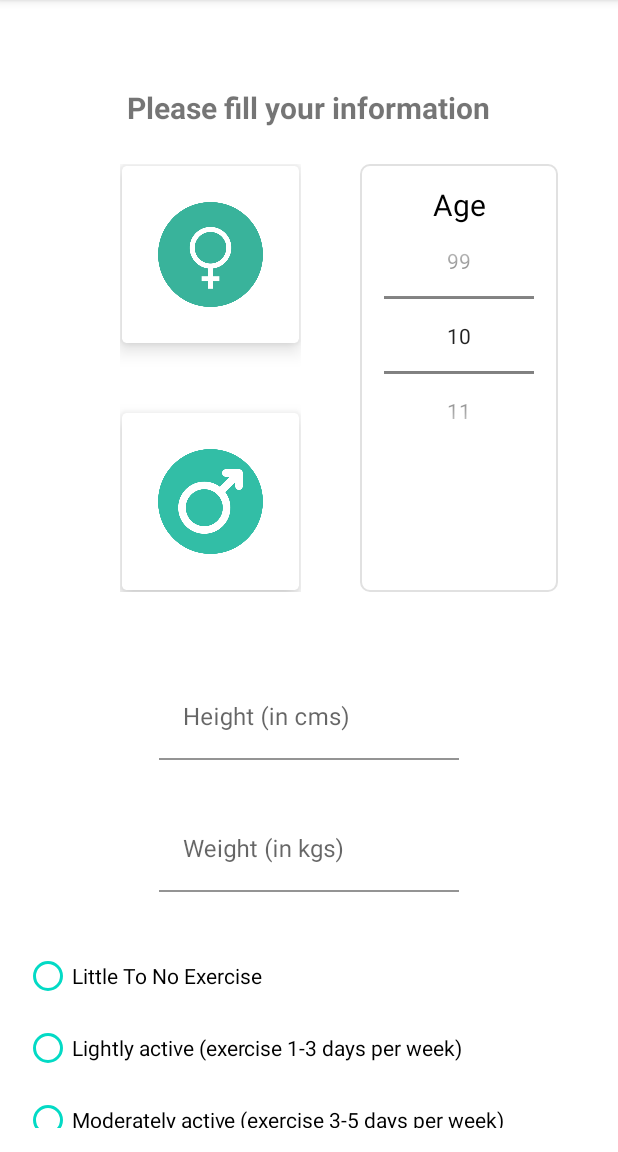
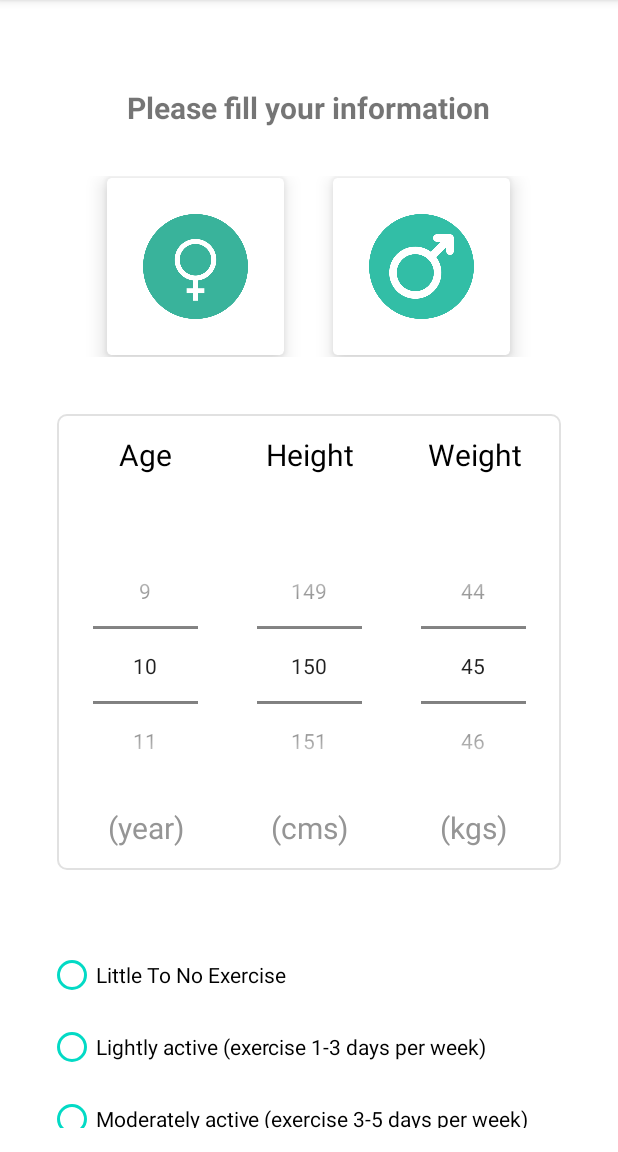
Before and after one commit to SiriZim37/Calorie-Me, an Android app: the screen it shows after launch (BmiActivity), after a tap on "Calorien", on a phone screen of 412 x 824 dp, the part 84-1236 px from its top. Run offline under Robolectric (Android 15) with nearby library versions, the phone set to English and light mode, and no system bars.

Commit message:
**Add :**
**Modify :*Edit calorie menu , set picker nummer for weight und height *

**Delete : **

*Note*

```diff
--- a/app/src/main/java/de/calorieme/modules/calcalorien/BmiActivity.kt
+++ b/app/src/main/java/de/calorieme/modules/calcalorien/BmiActivity.kt
@@ -5,7 +5,6 @@ import android.content.Intent
 import android.os.Bundle
 import android.os.Handler
 import android.view.View
-import android.widget.NumberPicker
 import android.widget.ProgressBar
 import android.widget.Toast
 import androidx.appcompat.app.AppCompatActivity
@@ -21,6 +20,8 @@ class BmiActivity  : AppCompatActivity(){
     lateinit var progressBar: ProgressBar
     var i = 0
     var aGE = 0
+    var hEIGHT = 0
+    var wEIGHT = 0
     var gendertype : String= ""
 
     private val viewModel by lazy {
@@ -45,6 +46,7 @@ class BmiActivity  : AppCompatActivity(){
 
         progressBar = findViewById(R.id.progress_circular)
         progress_layout.visibility = View.GONE
+        configPickerNummer()
 
         if(data_id == "F"){
             img_fm.visibility = View.VISIBLE
@@ -76,40 +78,59 @@ class BmiActivity  : AppCompatActivity(){
             value = 1.90f
         }
 
-        filter_picker.maxValue = 99
-        filter_picker.minValue = 10
-        filter_picker.value = 10
-
-        filter_picker.setOnValueChangedListener { picker, oldVal, newVal ->
-            aGE = newVal
-//            Toast.makeText(this, aGE.toString(), Toast.LENGTH_LONG).show()
-            //Display the newly selected number to text view
-//            text_view.text = "Selected Value : $newVal"
-        }
 
         select_fm.setOnClickListener {
             gendertype = "F"
-            li_fm.setBackgroundColor(ContextCompat.getColor(this@BmiActivity, R.color.normalblue))
+            li_fm.setBackgroundColor(ContextCompat.getColor(this@BmiActivity, R.color.teal_700))
             li_m.setBackgroundColor(ContextCompat.getColor(this@BmiActivity, R.color.white))
         }
         select_m.setOnClickListener {
             gendertype = "M"
-            li_m.setBackgroundColor(ContextCompat.getColor(this@BmiActivity, R.color.normalblue))
+            li_m.setBackgroundColor(ContextCompat.getColor(this@BmiActivity, R.color.teal_700))
             li_fm.setBackgroundColor(ContextCompat.getColor(this@BmiActivity, R.color.white))
         }
 
         calculate.setOnClickListener {
-            var height = input_height_ET.text.toString()
-            var weight = input_weight_ET.text.toString()
 
-            if( height == "" || weight == "" || aGE.toString() == "" || value ==  0f || gendertype == ""){
+            if( hEIGHT.toString()  == "" || wEIGHT.toString()  == "" || aGE.toString() == "" || value ==  0f || gendertype == ""){
                 Toast.makeText(this, "Please fill all your information", Toast.LENGTH_LONG).show()
             }else{
-                viewModel.calculationCalorien( gendertype!! , height.toFloat() ,weight.toFloat()  , aGE.toFloat() , value)
+                viewModel.calculationCalorien( gendertype!! , hEIGHT.toFloat() ,wEIGHT.toFloat()  , aGE.toFloat() , value)
             }
 
         }
 
+    }
+
+    fun configPickerNummer(){
+
+        filter_picker_age.maxValue = 99
+        filter_picker_age.minValue = 0
+        filter_picker_age.value = 10
+
+        filter_picker_height.maxValue = 300
+        filter_picker_height.minValue = 0
+        filter_picker_height.value = 150
+
+        filter_picker_weight.maxValue = 400
+        filter_picker_weight.minValue = 0
+        filter_picker_weight.value = 45
+
+
+        filter_picker_age.setOnValueChangedListener { picker, oldVal, newVal ->
+            aGE = newVal
+//            Toast.makeText(this, aGE.toString(), Toast.LENGTH_LONG).show()
+        }
+
+        filter_picker_height.setOnValueChangedListener { picker, oldVal, newVal ->
+            hEIGHT = newVal
+//            Toast.makeText(this, hEIGHT.toString(), Toast.LENGTH_LONG).show()
+        }
+
+        filter_picker_weight.setOnValueChangedListener { picker, oldVal, newVal ->
+            wEIGHT = newVal
+//            Toast.makeText(this, hEIGHT.toString(), Toast.LENGTH_LONG).show()
+        }
     }
 
     fun  initViewModel(){
--- a/app/src/main/java/de/calorieme/modules/mainmenu/HealthyOptionMenuAdapter.kt
+++ b/app/src/main/java/de/calorieme/modules/mainmenu/HealthyOptionMenuAdapter.kt
@@ -28,13 +28,13 @@ class HealthyOptionMenuAdapter (private val  items: List<HealthyOptionMenuViewMo
 
             itemView.txt_menu.text = item.mName
             if(item.mtype == "M1") {
-                itemView.icon_type.setImageResource(R.drawable.kcal_icon)
+                itemView.icon_type.setImageResource(R.drawable.item_calorien)
             }else if(item.mtype == "M2"){
-
+                itemView.icon_type.setImageResource(R.drawable.item_trainning)
             }  else if(item.mtype == "M3"){
-
+                itemView.icon_type.setImageResource(R.drawable.item_food_select)
             }else{
-
+                itemView.icon_type.setImageResource(R.drawable.item_centercare)
             }
 
 
--- a/app/src/main/res/layout/activity_bmi.xml
+++ b/app/src/main/res/layout/activity_bmi.xml
@@ -58,18 +58,18 @@
             android:layout_height="wrap_content"
             android:gravity="center"
             android:orientation="horizontal"
-            android:padding="@dimen/padding_large"
+            android:layout_marginTop="@dimen/padding_normal"
+            android:padding="@dimen/padding_normal"
             app:layout_constraintEnd_toEndOf="parent"
             app:layout_constraintStart_toStartOf="parent"
             app:layout_constraintTop_toBottomOf="@+id/tv1">
 
             <LinearLayout
                 android:id="@+id/l3"
-                android:layout_width="wrap_content"
+                android:layout_width="match_parent"
                 android:layout_height="wrap_content"
                 android:gravity="center"
-                android:orientation="vertical"
-                app:layout_constraintEnd_toStartOf="@+id/constraintLayout"
+                android:orientation="horizontal"
                 app:layout_constraintStart_toStartOf="parent"
                 app:layout_constraintTop_toTopOf="parent">
 
@@ -112,7 +112,7 @@
                     style="@style/MyCardView"
                     android:layout_width="wrap_content"
                     android:layout_height="wrap_content"
-                    android:layout_marginTop="@dimen/margin_large">
+                    android:layout_marginStart="@dimen/margin_medium">
 
                     <androidx.constraintlayout.widget.ConstraintLayout
                         android:id="@+id/li_m"
@@ -121,8 +121,7 @@
                         android:padding="@dimen/padding_large"
                         app:layout_constraintBottom_toBottomOf="parent"
                         app:layout_constraintEnd_toEndOf="parent"
-                        app:layout_constraintStart_toStartOf="parent"
-                        app:layout_constraintTop_toTopOf="parent">
+                        app:layout_constraintStart_toStartOf="parent">
 
                         <ImageView
                             android:id="@+id/female_bt"
@@ -142,26 +141,78 @@
             </LinearLayout>
 
 
-            <androidx.constraintlayout.widget.ConstraintLayout
-                android:id="@+id/constraintLayout"
-                android:layout_width="wrap_content"
-                android:layout_height="0dp"
-                app:layout_constraintBottom_toBottomOf="@+id/l3"
-                app:layout_constraintEnd_toEndOf="parent"
-                app:layout_constraintTop_toTopOf="@+id/l3">
+<!--            <androidx.constraintlayout.widget.ConstraintLayout-->
+<!--                android:id="@+id/lyAge"-->
+<!--                android:layout_width="wrap_content"-->
+<!--                android:layout_height="0dp"-->
+<!--                app:layout_constraintBottom_toBottomOf="@+id/l3"-->
+<!--                app:layout_constraintEnd_toEndOf="parent"-->
+<!--                app:layout_constraintTop_toTopOf="@+id/l3">-->
+
+<!--                <androidx.constraintlayout.widget.ConstraintLayout-->
+<!--                    android:layout_width="wrap_content"-->
+<!--                    android:layout_height="match_parent"-->
+<!--                    android:background="@drawable/bg_white_corner_radius"-->
+<!--                    android:padding="16dp"-->
+<!--                    app:layout_constraintBottom_toBottomOf="parent"-->
+<!--                    app:layout_constraintEnd_toEndOf="parent"-->
+<!--                    app:layout_constraintStart_toStartOf="parent"-->
+<!--                    app:layout_constraintTop_toTopOf="parent">-->
+
+<!--                    <TextView-->
+<!--                        android:id="@+id/title"-->
+<!--                        android:layout_width="wrap_content"-->
+<!--                        android:layout_height="wrap_content"-->
+<!--                        android:gravity="center"-->
+<!--                        android:includeFontPadding="false"-->
+<!--                        android:text="Age"-->
+<!--                        android:textColor="@color/black"-->
+<!--                        android:textSize="@dimen/text_large_size"-->
+<!--                        app:layout_constraintEnd_toEndOf="parent"-->
+<!--                        app:layout_constraintStart_toStartOf="parent"-->
+<!--                        app:layout_constraintTop_toTopOf="parent"-->
+<!--                        tools:text="Age" />-->
+
+<!--                    <NumberPicker-->
+<!--                        android:id="@+id/filter_picker"-->
+<!--                        android:layout_width="100dp"-->
+<!--                        android:layout_height="150dp"-->
+<!--                        android:descendantFocusability="blocksDescendants"-->
+<!--                        android:orientation="horizontal"-->
+<!--                        app:layout_constraintEnd_toEndOf="parent"-->
+<!--                        app:layout_constraintStart_toStartOf="parent"-->
+<!--                        app:layout_constraintTop_toBottomOf="@+id/title" />-->
+
+<!--                    &lt;!&ndash;                        <com.google.android.material.textfield.TextInputLayout&ndash;&gt;-->
+<!--                    &lt;!&ndash;                            android:id="@+id/age_ET"&ndash;&gt;-->
+<!--                    &lt;!&ndash;                            android:layout_width="100dp"&ndash;&gt;-->
+<!--                    &lt;!&ndash;                            android:layout_height="match_parent"&ndash;&gt;-->
+<!--                    &lt;!&ndash;                            android:layout_marginLeft="10dp"&ndash;&gt;-->
+<!--                    &lt;!&ndash;                            android:hint="Age"&ndash;&gt;-->
+<!--                    &lt;!&ndash;                            android:maxEms="3">&ndash;&gt;-->
+
+<!--                    &lt;!&ndash;                            <com.google.android.material.textfield.TextInputEditText&ndash;&gt;-->
+<!--                    &lt;!&ndash;                                android:layout_width="match_parent"&ndash;&gt;-->
+<!--                    &lt;!&ndash;                                android:layout_height="wrap_content" />&ndash;&gt;-->
+
+<!--                    &lt;!&ndash;                        </com.google.android.material.textfield.TextInputLayout>&ndash;&gt;-->
+
+<!--                </androidx.constraintlayout.widget.ConstraintLayout>-->
+
+<!--            </androidx.constraintlayout.widget.ConstraintLayout>-->
+        </androidx.constraintlayout.widget.ConstraintLayout>
 
             <androidx.constraintlayout.widget.ConstraintLayout
-                    android:layout_width="wrap_content"
-                    android:layout_height="match_parent"
+                android:id="@+id/l2"
+                android:layout_width="match_parent"
+                android:layout_height="wrap_content"
+                android:padding="@dimen/padding_normal"
+                android:layout_margin="@dimen/margin_medium"
                 android:background="@drawable/bg_white_corner_radius"
-                    android:padding="16dp"
-                    app:layout_constraintBottom_toBottomOf="parent"
-                    app:layout_constraintEnd_toEndOf="parent"
-                    app:layout_constraintStart_toStartOf="parent"
-                    app:layout_constraintTop_toTopOf="parent">
+                android:layout_marginTop="@dimen/margin_large">
 
                 <TextView
-                        android:id="@+id/title"
+                    android:id="@+id/t_Age"
                     android:layout_width="wrap_content"
                     android:layout_height="wrap_content"
                     android:gravity="center"
@@ -169,139 +220,124 @@
                     android:text="Age"
                     android:textColor="@color/black"
                     android:textSize="@dimen/text_large_size"
-                        app:layout_constraintEnd_toEndOf="parent"
-                        app:layout_constraintStart_toStartOf="parent"
+                    app:layout_constraintEnd_toEndOf="@+id/filter_picker_age"
+                    app:layout_constraintStart_toStartOf="@+id/filter_picker_age"
                     app:layout_constraintTop_toTopOf="parent"
                     tools:text="Age" />
 
                 <NumberPicker
-                        android:id="@+id/filter_picker"
-                        android:layout_width="100dp"
+                    android:id="@+id/filter_picker_age"
+                    android:layout_width="70dp"
+                    android:layout_height="150dp"
+                    android:layout_marginEnd="@dimen/margin_large"
+                    android:descendantFocusability="blocksDescendants"
+                    android:orientation="horizontal"
+                    app:layout_constraintEnd_toStartOf="@+id/filter_picker_height"
+                    app:layout_constraintStart_toStartOf="parent"
+                    app:layout_constraintTop_toTopOf="@+id/filter_picker_height" />
+
+                <TextView
+                    android:id="@+id/t_Year"
+                    android:layout_width="wrap_content"
+                    android:layout_height="wrap_content"
+                    android:includeFontPadding="false"
+                    android:text="(year)"
+                    android:textColor="@color/warm_grey"
+                    android:textSize="@dimen/text_large_size"
+                    android:layout_marginTop="@dimen/margin_medium"
+                    app:layout_constraintStart_toStartOf="@+id/filter_picker_age"
+                    app:layout_constraintTop_toBottomOf="@+id/filter_picker_age"
+                    app:layout_constraintEnd_toEndOf="@+id/filter_picker_age"
+                    tools:text="(year)" />
+
+                <TextView
+                    android:id="@+id/t_Height"
+                    android:layout_width="wrap_content"
+                    android:layout_height="wrap_content"
+                    android:gravity="center"
+                    android:includeFontPadding="false"
+                    android:text="Height"
+                    android:textColor="@color/black"
+                    android:textSize="@dimen/text_large_size"
+                    app:layout_constraintEnd_toEndOf="@+id/filter_picker_height"
+                    app:layout_constraintStart_toStartOf="@+id/filter_picker_height"
+                    app:layout_constraintTop_toTopOf="parent"
+                    tools:text="Height" />
+
+                    <NumberPicker
+                    android:id="@+id/filter_picker_height"
+                    android:layout_width="70dp"
                     android:layout_height="150dp"
                     android:descendantFocusability="blocksDescendants"
                     android:orientation="horizontal"
+                    android:layout_marginTop="@dimen/margin_small"
+                    app:layout_constraintBottom_toBottomOf="parent"
                     app:layout_constraintEnd_toEndOf="parent"
                     app:layout_constraintStart_toStartOf="parent"
-                        app:layout_constraintTop_toBottomOf="@+id/title" />
+                    app:layout_constraintTop_toBottomOf="@+id/t_Height" />
 
-                    <!--                        <com.google.android.material.textfield.TextInputLayout-->
-                    <!--                            android:id="@+id/age_ET"-->
-                    <!--                            android:layout_width="100dp"-->
-                    <!--                            android:layout_height="match_parent"-->
-                    <!--                            android:layout_marginLeft="10dp"-->
-                    <!--                            android:hint="Age"-->
-                    <!--                            android:maxEms="3">-->
+                <TextView
+                    android:id="@+id/t_cms"
+                    android:layout_width="wrap_content"
+                    android:layout_height="wrap_content"
+                    android:includeFontPadding="false"
+                    android:text="(cms)"
+                    android:textColor="@color/warm_grey"
+                    android:textSize="@dimen/text_large_size"
+                    android:layout_marginTop="@dimen/margin_medium"
+                    app:layout_constraintEnd_toEndOf="@+id/filter_picker_height"
+                    app:layout_constraintStart_toStartOf="@+id/filter_picker_height"
+                    app:layout_constraintTop_toBottomOf="@+id/filter_picker_height"
+                    tools:text="(cms)" />
 
-                    <!--                            <com.google.android.material.textfield.TextInputEditText-->
-                    <!--                                android:layout_width="match_parent"-->
-                    <!--                                android:layout_height="wrap_content" />-->
 
-                    <!--                        </com.google.android.material.textfield.TextInputLayout>-->
+                <TextView
+                    android:id="@+id/t_Weight"
+                    android:layout_width="wrap_content"
+                    android:layout_height="wrap_content"
+                    android:gravity="center"
+                    android:includeFontPadding="false"
+                    android:text="Weight"
+                    android:textColor="@color/black"
+                    android:textSize="@dimen/text_large_size"
+                    app:layout_constraintEnd_toEndOf="@+id/filter_picker_weight"
+                    app:layout_constraintStart_toStartOf="@+id/filter_picker_weight"
+                    app:layout_constraintTop_toTopOf="parent"
+                    tools:text="Weight" />
+
+                <NumberPicker
+                    android:id="@+id/filter_picker_weight"
+                    android:layout_width="70dp"
+                    android:layout_height="150dp"
+                    android:layout_marginStart="@dimen/margin_large"
+                    android:descendantFocusability="blocksDescendants"
+                    android:orientation="horizontal"
+                    app:layout_constraintEnd_toEndOf="parent"
+                    app:layout_constraintStart_toEndOf="@+id/filter_picker_height"
+                    app:layout_constraintTop_toTopOf="@+id/filter_picker_height" />
+
+                <TextView
+                    android:id="@+id/t_kgs"
+                    android:layout_width="wrap_content"
+                    android:layout_height="wrap_content"
+                    android:includeFontPadding="false"
+                    android:text="(kgs)"
+                    android:textColor="@color/warm_grey"
+                    android:textSize="@dimen/text_large_size"
+                    android:layout_marginTop="@dimen/margin_medium"
+                    app:layout_constraintEnd_toEndOf="@+id/filter_picker_weight"
+                    app:layout_constraintStart_toStartOf="@+id/filter_picker_weight"
+                    app:layout_constraintTop_toBottomOf="@+id/filter_picker_weight"
+                    tools:text="(kgs)" />
 
             </androidx.constraintlayout.widget.ConstraintLayout>
-
-            </androidx.constraintlayout.widget.ConstraintLayout>
-        </androidx.constraintlayout.widget.ConstraintLayout>
-
-            <LinearLayout
-                android:id="@+id/l2"
-                android:layout_width="match_parent"
-                android:layout_height="wrap_content"
-                android:layout_marginTop="@dimen/margin_large"
-                android:gravity="center"
-                android:orientation="horizontal">
-
-                <androidx.appcompat.widget.LinearLayoutCompat
-                    android:layout_width="wrap_content"
-                    android:layout_height="wrap_content"
-
-                    android:gravity="center"
-                    android:orientation="vertical">
-                    <com.google.android.material.textfield.TextInputLayout
-                        android:id="@+id/height_ET"
-                        android:layout_width="200dp"
-                        android:layout_height="wrap_content"
-                        android:hint="Height (in cms)">
-
-                        <com.google.android.material.textfield.TextInputEditText
-                            android:id="@+id/input_height_ET"
-                            android:layout_width="match_parent"
-                            android:layout_height="wrap_content"
-                            android:background="@color/white"
-                            android:singleLine="true"
-                            android:inputType="number"
-                            android:maxEms="3"/>
-
-                    </com.google.android.material.textfield.TextInputLayout>
-
-                    <com.google.android.material.textfield.TextInputLayout
-                        android:id="@+id/weight_ET"
-                        android:layout_width="200dp"
-                        android:layout_height="wrap_content"
-                        android:hint="Weight (in kgs)"
-                        android:layout_marginTop="@dimen/margin_large">
-
-                        <com.google.android.material.textfield.TextInputEditText
-                            android:id="@+id/input_weight_ET"
-                            android:layout_width="match_parent"
-                            android:layout_height="wrap_content"
-                            android:background="@color/white"
-                            android:singleLine="true"
-                            android:inputType="number"
-                            android:maxEms="3"/>
-
-                    </com.google.android.material.textfield.TextInputLayout>
-
-                </androidx.appcompat.widget.LinearLayoutCompat>
-
-
-
-
-
-
-<!--                <EditText-->
-<!--                    android:id="@+id/height_ET"-->
-<!--                    android:layout_width="wrap_content"-->
-<!--                    android:layout_height="wrap_content"-->
-<!--                    android:layout_marginLeft="10dp"-->
-<!--                    android:hint="Height (in cms)"-->
-<!--                    android:singleLine="true"-->
-<!--                    android:inputType="number"-->
-<!--                    android:maxEms="3"-->
-<!--                    android:layout_weight="1"/>-->
-
-<!--                <EditText-->
-<!--                    android:id="@+id/weight_ET"-->
-<!--                    android:layout_width="wrap_content"-->
-<!--                    android:layout_height="wrap_content"-->
-<!--                    android:layout_marginLeft="10dp"-->
-<!--                    android:hint="Weight (in kgs)"-->
-<!--                    android:inputType="number"-->
-<!--                    android:layout_weight="1"-->
-<!--                    android:maxEms="3"-->
-<!--                    android:singleLine="true"-->
-<!--                    />-->
-
-<!--                <EditText-->
-<!--                    android:id="@+id/age_ET"-->
-<!--                    android:layout_width="wrap_content"-->
-<!--                    android:layout_height="wrap_content"-->
-<!--                    android:layout_marginLeft="10dp"-->
-<!--                    android:layout_marginRight="10dp"-->
-<!--                    android:hint="Age"-->
-<!--                    android:inputType="number"-->
-<!--                    android:maxEms="2"-->
-<!--                    android:singleLine="true"-->
-<!--                    android:layout_weight="1"/>-->
-
-            </LinearLayout>
-
 
             <RadioGroup
                 android:id="@+id/radioGroupGender"
                 android:layout_width="match_parent"
                 android:layout_height="wrap_content"
-                android:layout_marginTop="@dimen/margin_large"
+                android:layout_marginTop="@dimen/margin_small"
+                android:padding="@dimen/padding_normal"
                 android:orientation="vertical">
 
                 <RadioButton
@@ -410,6 +446,5 @@
 
             </LinearLayout>
 
-
     </androidx.core.widget.NestedScrollView>
 </androidx.constraintlayout.widget.ConstraintLayout>
```
Also changed, not shown: app/src/main/res/drawable/item_calorien.png (added), app/src/main/res/drawable/item_centercare.png (added), app/src/main/res/drawable/item_food_select.png (added), app/src/main/res/drawable/item_trainning.png (added), app/src/main/res/drawable/kcal_icon.png (deleted). Lines whose indentation alone changed are shown as unchanged.
